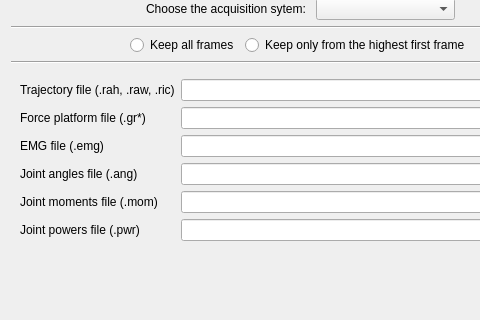
Old version of the form Tools/Mokka/ImportAssistantDialog.ui in the repository Biomechanical-ToolKit/BTKCore; both pictures show x 0 to 480 and y 117 to 437 of the 600 by 540 pixel window.
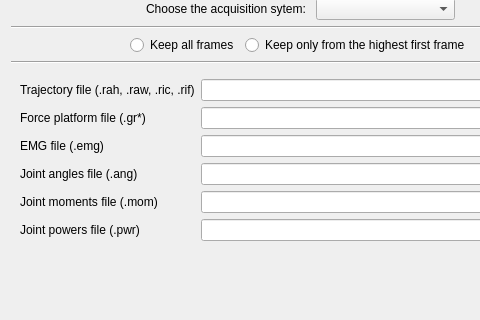
New version of the form. Icons and pictures are not drawn.

```diff
--- a/Tools/Mokka/ImportAssistantDialog.ui
+++ b/Tools/Mokka/ImportAssistantDialog.ui
@@ -407,7 +407,7 @@
        <item row="0" column="0">
         <widget class="QLabel" name="eliteTrajectoryLabel">
          <property name="text">
-          <string>Trajectory file (.rah, .raw, .ric)</string>
+          <string>Trajectory file (.rah, .raw, .ric, .rif)</string>
          </property>
         </widget>
        </item>
```
